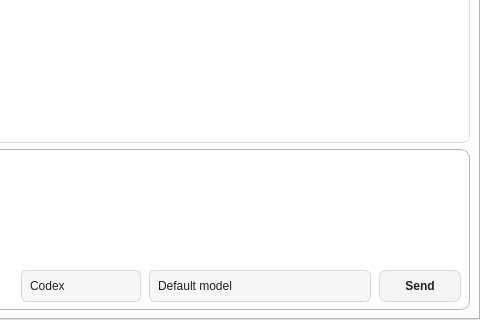
The window that mainwindow.ui (frankyeh/DSI-Studio) describes before a commit, drawn with Qt 5; both pictures show x 792 to 1272 and y 438 to 758 of the 1272 by 758 pixel window.
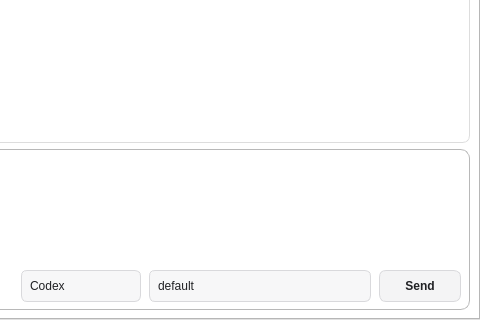
The same window after the commit. Icons and pictures are not drawn.

Diff of the .ui file:
```diff
--- a/mainwindow.ui
+++ b/mainwindow.ui
@@ -537,7 +537,7 @@
                  </property>
                  <item>
                   <property name="text">
-                   <string>Default model</string>
+                   <string>default</string>
                   </property>
                  </item>
                 </widget>
```
